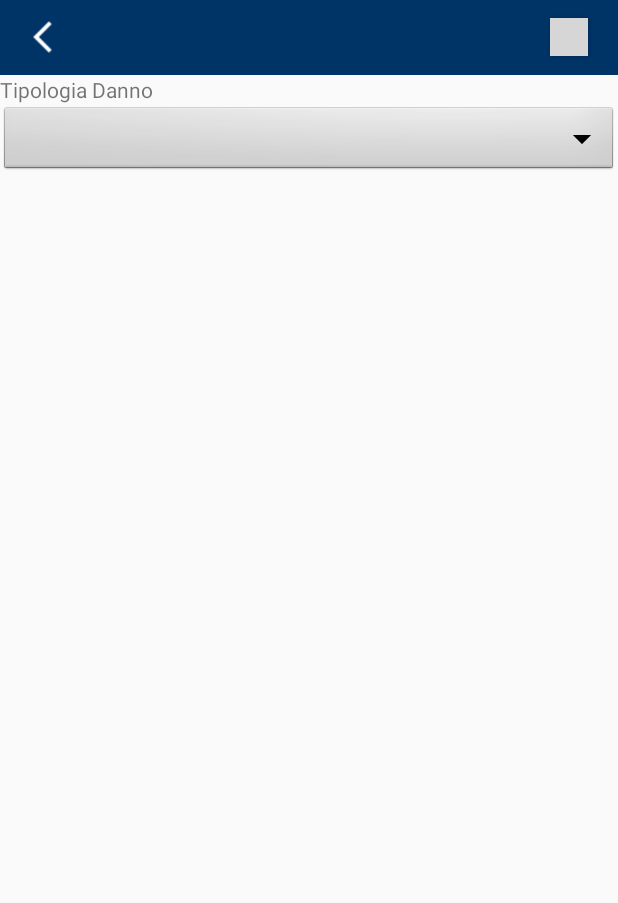
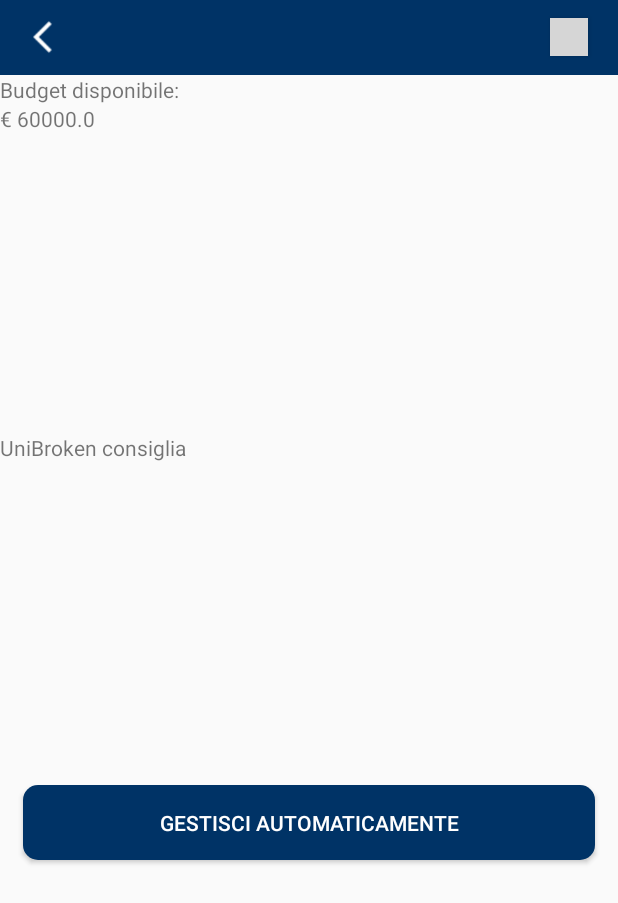
Before and after one commit to atzoriandrea/UniBroken, an Android app: the Raga_Budget screen opened directly, with no data from a screen before it, on a phone screen of 412 x 824 dp. Shown: the top 903 px of the screen. Run offline under Robolectric (Android 15) with nearby library versions, the light colour scheme and no system bars; our stand-ins replace CircleImageView; grey boxes are pictures that could not be loaded.

Commit message:
giulio activity_raga_budget impostata Raga_Budget collegati scroll view e budget disponibile

```diff
--- a/app/src/main/java/com/example/mirko/unibroken/Raga_Budget.java
+++ b/app/src/main/java/com/example/mirko/unibroken/Raga_Budget.java
@@ -13,9 +13,10 @@ import android.widget.ArrayAdapter;
 import android.widget.BaseAdapter;
 import android.widget.Button;
 import android.widget.ImageView;
+import android.widget.ScrollView;
 import android.widget.Spinner;
 import android.widget.TextView;
-
+import android.widget.ScrollView;
 import java.io.Serializable;
 import java.util.List;
 
@@ -23,6 +24,9 @@ public class Raga_Budget extends AppCompatActivity {
 
     Button indietro;
     Persona p;
+    TextView budgetValore;
+    ScrollView inRip;
+    ScrollView listaConsigli;
 
     @Override
     protected void onCreate(Bundle savedInstanceState) {
@@ -34,14 +38,15 @@ public class Raga_Budget extends AppCompatActivity {
         Serializable obj = intent.getSerializableExtra(Homepage.PERSONA_EXTRA);
         Bundle bundle = getIntent().getExtras();
         p = (Persona)obj;
-        final Spinner dropdown = findViewById(R.id.tipologia2);
+        //final Spinner dropdown = findViewById(R.id.tipologia2);
         //Utilizzare item
 
+        double cost = 60000.00;//budget iniziale
+        budgetValore=(TextView)findViewById(R.id.budgetValore);
+        inRip=(ScrollView)findViewById(R.id.inRip);
+        listaConsigli=(ScrollView)findViewById(R.id.listaConsigli);
 
-        double cost = 60000.00;
-
-
-
+        budgetValore.setText("€ "+String.valueOf(cost));
 
 
     }
--- a/app/src/main/res/layout/activity_raga__budget.xml
+++ b/app/src/main/res/layout/activity_raga__budget.xml
@@ -38,24 +38,54 @@
                 android:focusableInTouchMode="true"
                 android:layout_gravity="end"/>
             </android.support.v7.widget.Toolbar>
+
             <TextView
-                android:id="@+id/textView"
+                android:id="@+id/budgetDisp"
                 android:layout_width="match_parent"
                 android:layout_height="wrap_content"
-                android:text="@string/tipologia_danno"
+                android:text="Budget disponibile:"
                 tools:layout_editor_absoluteX="0dp"
                 tools:layout_editor_absoluteY="68dp"
                 tools:ignore="MissingConstraints" />
 
-            <Spinner
-                android:id="@+id/tipologia2"
+            <TextView
+                android:id="@+id/budgetValore"
                 android:layout_width="match_parent"
                 android:layout_height="wrap_content"
-                android:background="@android:drawable/btn_dropdown"
-                android:spinnerMode="dropdown"
-                tools:layout_editor_absoluteX="16dp"
-                tools:layout_editor_absoluteY="87dp"
+                android:text=" "
                 tools:ignore="MissingConstraints" />
+
+            <ScrollView xmlns:android="http://schemas.android.com/apk/res/android"
+                android:id="@+id/inRip"
+                android:layout_width="match_parent"
+                android:layout_height="200dp"
+                tools:ignore="MissingConstraints"
+            />
+
+
+            <TextView
+                android:id="@+id/consiglia"
+                android:layout_width="match_parent"
+                android:layout_height="wrap_content"
+                android:text="UniBroken consiglia"
+                tools:ignore="MissingConstraints" />
+
+            <ScrollView xmlns:android="http://schemas.android.com/apk/res/android"
+                android:id="@+id/listaConsigli"
+                android:layout_width="match_parent"
+                android:layout_height="200dp"
+                tools:ignore="MissingConstraints"
+            />
+
+            <Button
+                android:id="@+id/gestisciAutomaticamente"
+                android:layout_width="match_parent"
+                android:layout_height="50dp"
+                android:layout_margin="15dp"
+                android:text="Gestisci Automaticamente"
+                android:textColor="#FFFFFF"
+                android:background="@drawable/background_button"/>
+
         </LinearLayout>
 
 </android.support.constraint.ConstraintLayout>
```
